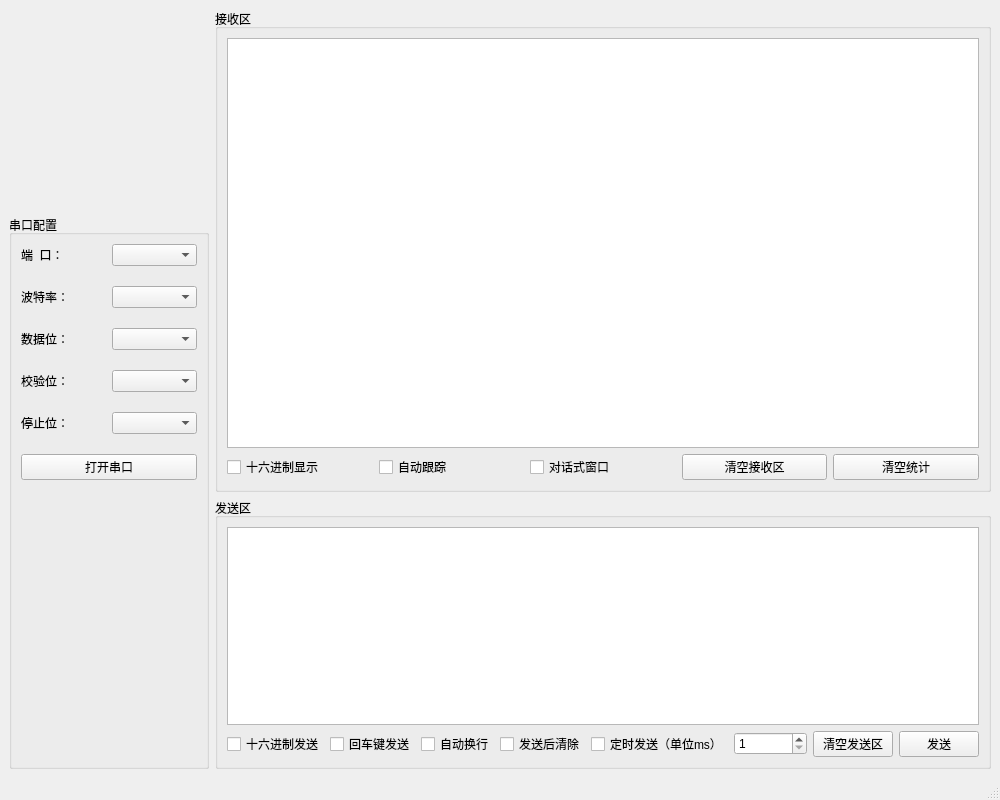
LHD0617/RLCOM, file 01.RLCOM/MainWindow.ui: the form before one commit.
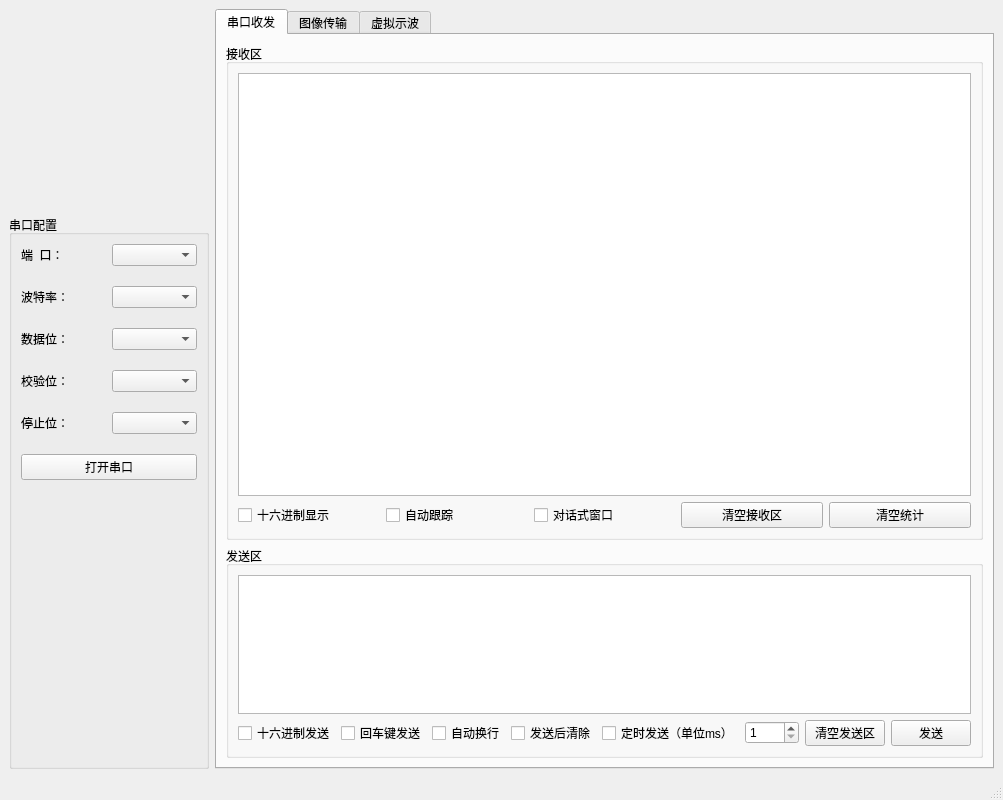
The form after the commit. Icons and pictures are not drawn.

Commit message: 202209171932添加黑色皮肤构建图像传输虚拟示波功能框架

```diff
--- a/01.RLCOM/MainWindow.ui
+++ b/01.RLCOM/MainWindow.ui
@@ -22,7 +22,206 @@
   </property>
   <widget class="QWidget" name="centralwidget">
    <layout class="QGridLayout" name="gridLayout_4">
-    <item row="1" column="0" rowspan="2">
+    <item row="0" column="0">
+     <widget class="QLabel" name="LogoLab">
+      <property name="sizePolicy">
+       <sizepolicy hsizetype="Preferred" vsizetype="Preferred">
+        <horstretch>200</horstretch>
+        <verstretch>200</verstretch>
+       </sizepolicy>
+      </property>
+      <property name="maximumSize">
+       <size>
+        <width>200</width>
+        <height>200</height>
+       </size>
+      </property>
+      <property name="autoFillBackground">
+       <bool>false</bool>
+      </property>
+      <property name="text">
+       <string/>
+      </property>
+      <property name="pixmap">
+       <pixmap resource="ICON/icon.qrc">:/new/prefix1/logo.png</pixmap>
+      </property>
+      <property name="scaledContents">
+       <bool>true</bool>
+      </property>
+     </widget>
+    </item>
+    <item row="0" column="1" rowspan="2">
+     <widget class="QTabWidget" name="TabWidget">
+      <property name="currentIndex">
+       <number>0</number>
+      </property>
+      <widget class="QWidget" name="Tab">
+       <attribute name="title">
+        <string>串口收发</string>
+       </attribute>
+       <layout class="QVBoxLayout" name="verticalLayout">
+        <item>
+         <widget class="QGroupBox" name="ReceiveGbox">
+          <property name="sizePolicy">
+           <sizepolicy hsizetype="Preferred" vsizetype="Preferred">
+            <horstretch>0</horstretch>
+            <verstretch>7</verstretch>
+           </sizepolicy>
+          </property>
+          <property name="title">
+           <string>接收区</string>
+          </property>
+          <layout class="QGridLayout" name="gridLayout_2">
+           <item row="1" column="0">
+            <widget class="QCheckBox" name="HexShowCbox">
+             <property name="text">
+              <string>十六进制显示</string>
+             </property>
+            </widget>
+           </item>
+           <item row="1" column="3">
+            <widget class="QPushButton" name="CleanReceivePbtn">
+             <property name="text">
+              <string>清空接收区</string>
+             </property>
+            </widget>
+           </item>
+           <item row="1" column="2">
+            <widget class="QCheckBox" name="TalkWindowCbox">
+             <property name="text">
+              <string>对话式窗口</string>
+             </property>
+            </widget>
+           </item>
+           <item row="1" column="4">
+            <widget class="QPushButton" name="CleanStatsPbtn">
+             <property name="text">
+              <string>清空统计</string>
+             </property>
+            </widget>
+           </item>
+           <item row="1" column="1">
+            <widget class="QCheckBox" name="AutoFollowCbox">
+             <property name="text">
+              <string>自动跟踪</string>
+             </property>
+            </widget>
+           </item>
+           <item row="0" column="0" colspan="5">
+            <widget class="QTextEdit" name="ReceiveTextEdit">
+             <property name="lineWrapMode">
+              <enum>QTextEdit::WidgetWidth</enum>
+             </property>
+             <property name="readOnly">
+              <bool>true</bool>
+             </property>
+             <property name="textInteractionFlags">
+              <set>Qt::NoTextInteraction</set>
+             </property>
+            </widget>
+           </item>
+          </layout>
+         </widget>
+        </item>
+        <item>
+         <widget class="QGroupBox" name="SendGbox">
+          <property name="sizePolicy">
+           <sizepolicy hsizetype="Preferred" vsizetype="Preferred">
+            <horstretch>0</horstretch>
+            <verstretch>3</verstretch>
+           </sizepolicy>
+          </property>
+          <property name="title">
+           <string>发送区</string>
+          </property>
+          <layout class="QGridLayout" name="gridLayout_3">
+           <item row="1" column="7">
+            <widget class="QPushButton" name="SendPbtn">
+             <property name="text">
+              <string>发送</string>
+             </property>
+            </widget>
+           </item>
+           <item row="1" column="1">
+            <widget class="QCheckBox" name="EnterSendCBox">
+             <property name="text">
+              <string>回车键发送</string>
+             </property>
+            </widget>
+           </item>
+           <item row="1" column="5">
+            <widget class="QSpinBox" name="TimeSBox">
+             <property name="minimum">
+              <number>1</number>
+             </property>
+             <property name="maximum">
+              <number>5000</number>
+             </property>
+             <property name="value">
+              <number>1</number>
+             </property>
+            </widget>
+           </item>
+           <item row="1" column="6">
+            <widget class="QPushButton" name="CleanSendPbtn">
+             <property name="text">
+              <string>清空发送区</string>
+             </property>
+            </widget>
+           </item>
+           <item row="1" column="2">
+            <widget class="QCheckBox" name="AutoEnterCBox">
+             <property name="text">
+              <string>自动换行</string>
+             </property>
+            </widget>
+           </item>
+           <item row="1" column="4">
+            <widget class="QCheckBox" name="TimeSendCbox">
+             <property name="text">
+              <string>定时发送（单位ms）</string>
+             </property>
+            </widget>
+           </item>
+           <item row="1" column="0">
+            <widget class="QCheckBox" name="HexSendCbox">
+             <property name="text">
+              <string>十六进制发送</string>
+             </property>
+            </widget>
+           </item>
+           <item row="1" column="3">
+            <widget class="QCheckBox" name="SendCleanCbox">
+             <property name="text">
+              <string>发送后清除</string>
+             </property>
+            </widget>
+           </item>
+           <item row="0" column="0" colspan="8">
+            <widget class="QTextEdit" name="SendTextEdit">
+             <property name="acceptRichText">
+              <bool>false</bool>
+             </property>
+            </widget>
+           </item>
+          </layout>
+         </widget>
+        </item>
+       </layout>
+      </widget>
+      <widget class="QWidget" name="tab_2">
+       <attribute name="title">
+        <string>图像传输</string>
+       </attribute>
+      </widget>
+      <widget class="QWidget" name="tab">
+       <attribute name="title">
+        <string>虚拟示波</string>
+       </attribute>
+      </widget>
+     </widget>
+    </item>
+    <item row="1" column="0">
      <widget class="QGroupBox" name="ProtConfigure">
       <property name="minimumSize">
        <size>
@@ -119,181 +318,6 @@
       </layout>
      </widget>
     </item>
-    <item row="2" column="1">
-     <widget class="QGroupBox" name="SendGbox">
-      <property name="sizePolicy">
-       <sizepolicy hsizetype="Preferred" vsizetype="Preferred">
-        <horstretch>0</horstretch>
-        <verstretch>3</verstretch>
-       </sizepolicy>
-      </property>
-      <property name="title">
-       <string>发送区</string>
-      </property>
-      <layout class="QGridLayout" name="gridLayout_3">
-       <item row="1" column="7">
-        <widget class="QPushButton" name="SendPbtn">
-         <property name="text">
-          <string>发送</string>
-         </property>
-        </widget>
-       </item>
-       <item row="1" column="1">
-        <widget class="QCheckBox" name="EnterSendCBox">
-         <property name="text">
-          <string>回车键发送</string>
-         </property>
-        </widget>
-       </item>
-       <item row="1" column="5">
-        <widget class="QSpinBox" name="TimeSBox">
-         <property name="minimum">
-          <number>1</number>
-         </property>
-         <property name="maximum">
-          <number>5000</number>
-         </property>
-         <property name="value">
-          <number>1</number>
-         </property>
-        </widget>
-       </item>
-       <item row="1" column="6">
-        <widget class="QPushButton" name="CleanSendPbtn">
-         <property name="text">
-          <string>清空发送区</string>
-         </property>
-        </widget>
-       </item>
-       <item row="1" column="2">
-        <widget class="QCheckBox" name="AutoEnterCBox">
-         <property name="text">
-          <string>自动换行</string>
-         </property>
-        </widget>
-       </item>
-       <item row="1" column="4">
-        <widget class="QCheckBox" name="TimeSendCbox">
-         <property name="text">
-          <string>定时发送（单位ms）</string>
-         </property>
-        </widget>
-       </item>
-       <item row="1" column="0">
-        <widget class="QCheckBox" name="HexSendCbox">
-         <property name="text">
-          <string>十六进制发送</string>
-         </property>
-        </widget>
-       </item>
-       <item row="1" column="3">
-        <widget class="QCheckBox" name="SendCleanCbox">
-         <property name="text">
-          <string>发送后清除</string>
-         </property>
-        </widget>
-       </item>
-       <item row="0" column="0" colspan="8">
-        <widget class="QTextEdit" name="SendTextEdit">
-         <property name="acceptRichText">
-          <bool>false</bool>
-         </property>
-        </widget>
-       </item>
-      </layout>
-     </widget>
-    </item>
-    <item row="0" column="1" rowspan="2">
-     <widget class="QGroupBox" name="ReceiveGbox">
-      <property name="sizePolicy">
-       <sizepolicy hsizetype="Preferred" vsizetype="Preferred">
-        <horstretch>0</horstretch>
-        <verstretch>7</verstretch>
-       </sizepolicy>
-      </property>
-      <property name="title">
-       <string>接收区</string>
-      </property>
-      <layout class="QGridLayout" name="gridLayout_2">
-       <item row="1" column="0">
-        <widget class="QCheckBox" name="HexShowCbox">
-         <property name="text">
-          <string>十六进制显示</string>
-         </property>
-        </widget>
-       </item>
-       <item row="1" column="3">
-        <widget class="QPushButton" name="CleanReceivePbtn">
-         <property name="text">
-          <string>清空接收区</string>
-         </property>
-        </widget>
-       </item>
-       <item row="1" column="2">
-        <widget class="QCheckBox" name="TalkWindowCbox">
-         <property name="text">
-          <string>对话式窗口</string>
-         </property>
-        </widget>
-       </item>
-       <item row="1" column="4">
-        <widget class="QPushButton" name="CleanStatsPbtn">
-         <property name="text">
-          <string>清空统计</string>
-         </property>
-        </widget>
-       </item>
-       <item row="1" column="1">
-        <widget class="QCheckBox" name="AutoFollowCbox">
-         <property name="text">
-          <string>自动跟踪</string>
-         </property>
-        </widget>
-       </item>
-       <item row="0" column="0" colspan="5">
-        <widget class="QTextEdit" name="ReceiveTextEdit">
-         <property name="lineWrapMode">
-          <enum>QTextEdit::WidgetWidth</enum>
-         </property>
-         <property name="readOnly">
-          <bool>true</bool>
-         </property>
-         <property name="textInteractionFlags">
-          <set>Qt::NoTextInteraction</set>
-         </property>
-        </widget>
-       </item>
-      </layout>
-     </widget>
-    </item>
-    <item row="0" column="0">
-     <widget class="QLabel" name="LogoLab">
-      <property name="sizePolicy">
-       <sizepolicy hsizetype="Preferred" vsizetype="Preferred">
-        <horstretch>200</horstretch>
-        <verstretch>200</verstretch>
-       </sizepolicy>
-      </property>
-      <property name="maximumSize">
-       <size>
-        <width>200</width>
-        <height>200</height>
-       </size>
-      </property>
-      <property name="autoFillBackground">
-       <bool>false</bool>
-      </property>
-      <property name="text">
-       <string/>
-      </property>
-      <property name="pixmap">
-       <pixmap resource="ICON/icon.qrc">:/new/prefix1/logo.png</pixmap>
-      </property>
-      <property name="scaledContents">
-       <bool>true</bool>
-      </property>
-     </widget>
-    </item>
    </layout>
   </widget>
   <widget class="QStatusBar" name="statusbar"/>
```
The commit also changes 54 other files.
